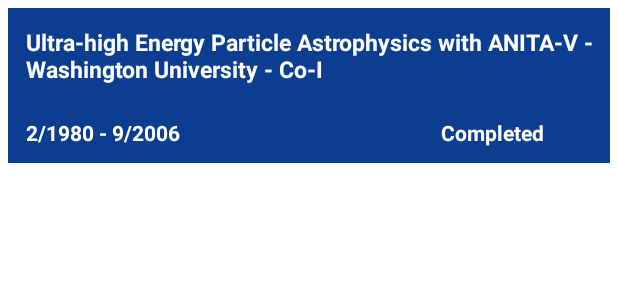
After one commit to davihenrique05/cyberspace-info, an Android app: the layout item_lista_tecnologias_usadas.xml on its own in the app's theme, with its tools: preview values and no code run, on a phone screen of 412 x 824 dp. The commit adds this screen. Shown: the top 300 px of the screen. Run offline under Robolectric (Android 15) with nearby library versions, the phone set to English and light mode, and no system bars.

Commit message:
Adicionando layout item de novas tecnologias + Fragment

```diff
--- /dev/null
+++ b/app/src/main/res/layout/item_lista_tecnologias_usadas.xml
@@ -0,0 +1,50 @@
+<?xml version="1.0" encoding="utf-8"?>
+<LinearLayout
+    xmlns:android="http://schemas.android.com/apk/res/android"
+    android:orientation="vertical"
+    android:background="@color/colorPrimaryDark"
+    android:layout_width="match_parent"
+    android:layout_margin="5dp"
+    android:layout_height="wrap_content">
+
+
+    <TextView
+        android:id="@+id/txtTitleEvent"
+        android:layout_width="wrap_content"
+        android:layout_height="41dp"
+        android:layout_marginStart="12dp"
+        android:layout_marginTop="12dp"
+        android:text="Ultra-high Energy Particle Astrophysics with ANITA-V - Washington University - Co-I"
+        android:textColor="#FFF"
+        android:textSize="15sp"
+        android:textStyle="bold" />
+
+    <LinearLayout
+        android:orientation="horizontal"
+        android:layout_marginTop="20dp"
+        android:layout_width="match_parent"
+        android:layout_height="wrap_content"
+        >
+    <TextView
+        android:id="@+id/txtCategoryEvent"
+        android:layout_width="251dp"
+        android:layout_height="30dp"
+        android:layout_marginStart="12dp"
+        android:text="2/1980 - 9/2006"
+        android:textStyle="bold"
+        android:textColor="#FFF"
+         />
+
+    <TextView
+        android:id="@+id/txtDateEvent"
+        android:layout_width="94dp"
+        android:layout_height="29dp"
+        android:layout_marginEnd="12dp"
+        android:text="Completed"
+        android:gravity="end"
+        android:textStyle="bold"
+        android:textColor="#FFF" />
+
+    </LinearLayout>
+
+</LinearLayout>
--- a/app/src/main/res/values/strings.xml
+++ b/app/src/main/res/values/strings.xml
@@ -18,4 +18,6 @@
     <string name="sign_up">Sign UP</string>
     <string name="or">OR</string>
     <string name="login">login</string>
+    <!-- TODO: Remove or change this placeholder text -->
+    <string name="hello_blank_fragment">Hello blank fragment</string>
 </resources>
```
Also changed, not shown: app/src/main/java/com/example/cyberspace_info/listatecnologiasusadas/model/ProjectModel.kt (added, +10 -0 lines), app/src/main/java/com/example/cyberspace_info/listatecnologiasusadas/view/TecnologiasUsadasFragment.kt (added, +28 -0 lines), app/src/main/res/layout/fragment_tecnologias_usadas.xml (added, +16 -0 lines).
